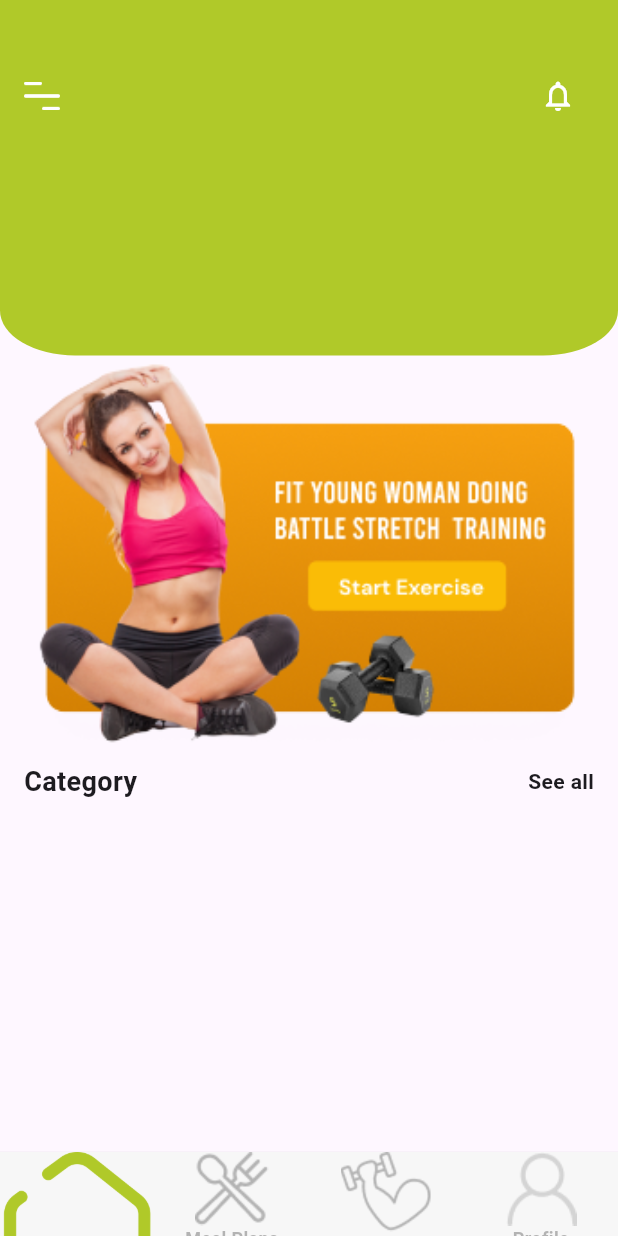
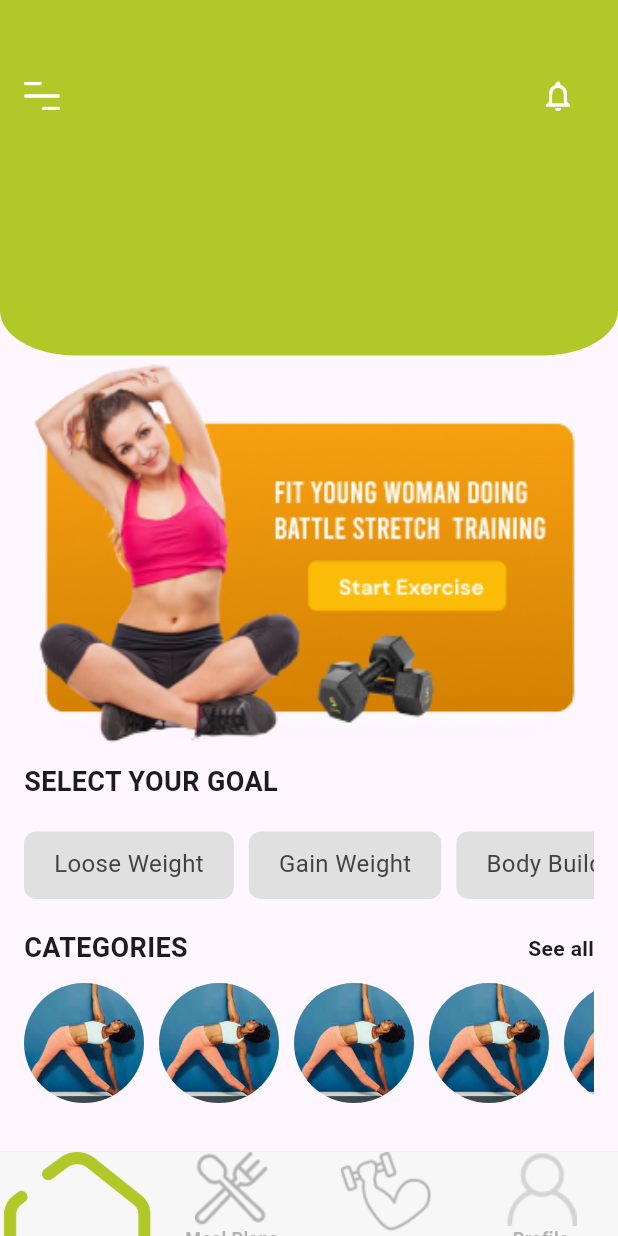
Before and after one commit to ahmedmagdy99101/fitness_app, a Flutter app: the screen it shows after launch, on a phone screen of 412 x 824 dp. Run offline on Flutter 3.47's test engine with Material 3 defaults, Android fonts, the phone set to English and light mode, and no system bars; drawn by our look-alikes of custom_navigation_bar; our stand-ins replace flutter_bloc.

Commit message:
add app layout to start the project

```diff
--- /dev/null
+++ b/lib/screens/home_screen/home_cubit/home_cubit.dart
@@ -0,0 +1,24 @@
+import 'package:flutter_bloc/flutter_bloc.dart';
+
+part 'home_state.dart';
+
+class HomeCubit extends Cubit<HomeState> {
+  HomeCubit() : super(HomeInitial());
+
+  static HomeCubit get(context) => BlocProvider.of(context);
+
+  List<String> goalsLabels = [
+    'Loose Weight',
+    'Gain Weight',
+    'Body Building',
+    'Healthy',
+  ];
+
+  int? selectedGoal;
+
+  void selectGoal(int index) {
+    emit(HomeInitial());
+    selectedGoal = index;
+    emit(ChangeGoalState());
+  }
+}
--- /dev/null
+++ b/lib/screens/home_screen/home_cubit/home_state.dart
@@ -0,0 +1,7 @@
+part of 'home_cubit.dart';
+
+abstract class HomeState {}
+
+class HomeInitial extends HomeState {}
+
+class ChangeGoalState extends HomeState {}
--- a/lib/screens/home_screen/home_screen.dart
+++ b/lib/screens/home_screen/home_screen.dart
@@ -1,6 +1,7 @@
+import 'package:fitness_app/screens/home_screen/home_cubit/home_cubit.dart';
 import 'package:fitness_app/shared/app_colors.dart';
 import 'package:flutter/material.dart';
-import 'package:flutter/rendering.dart';
+import 'package:flutter_bloc/flutter_bloc.dart';
 
 class HomeScreen extends StatefulWidget {
   const HomeScreen({super.key});
@@ -12,7 +13,9 @@ class HomeScreen extends StatefulWidget {
 class _HomeScreenState extends State<HomeScreen> {
   @override
   Widget build(BuildContext context) {
-    return Column(
+    return BlocProvider(
+      create: (context) => HomeCubit(),
+      child: Column(
         children: [
           Container(
             height: 237,
@@ -40,7 +43,13 @@ class _HomeScreenState extends State<HomeScreen> {
                       height: 24,
                       color: Colors.white,
                     ),
-                  IconButton(onPressed: (){}, icon: Icon(Icons.notifications_none, color: Colors.white,)),
+                    IconButton(
+                      onPressed: () {},
+                      icon: const Icon(
+                        Icons.notifications_none,
+                        color: Colors.white,
+                      ),
+                    ),
                   ],
                 ),
               ],
@@ -49,6 +58,7 @@ class _HomeScreenState extends State<HomeScreen> {
           SingleChildScrollView(
             padding: const EdgeInsets.symmetric(horizontal: 16),
             child: Column(
+              crossAxisAlignment: CrossAxisAlignment.start,
               children: [
                 Image.asset(
                   "assets/images/home_main_banner.png",
@@ -56,19 +66,97 @@ class _HomeScreenState extends State<HomeScreen> {
                   // height: 200,
                   fit: BoxFit.fill,
                 ),
-              const SizedBox(height: 10,),
+                const SizedBox(
+                  height: 10,
+                ),
+                const Text("SELECT YOUR GOAL",
+                    style:
+                        TextStyle(fontSize: 18, fontWeight: FontWeight.bold)),
+                BlocBuilder<HomeCubit, HomeState>(
+                  builder: (context, state) {
+                    final cubit = HomeCubit.get(context);
+                    return SizedBox(
+                      height: 85,
+                      child: ListView.separated(
+                        padding: const EdgeInsets.symmetric(vertical: 20),
+                        scrollDirection: Axis.horizontal,
+                        itemBuilder: (context, index) {
+                          return InkWell(
+                            onTap: () {
+                              cubit.selectGoal(index);
+                            },
+                            child: AnimatedContainer(
+                              duration: const Duration(milliseconds: 200),
+                              padding: const EdgeInsets.symmetric(
+                                vertical: 10,
+                                horizontal: 20,
+                              ),
+                              decoration: BoxDecoration(
+                                borderRadius: BorderRadius.circular(8),
+                                color: cubit.selectedGoal == index
+                                    ? Colors.black
+                                    : Colors.grey[300]!,
+                              ),
+                              child: Text(
+                                cubit.goalsLabels[index],
+                                style: TextStyle(
+                                  fontSize: 16,
+                                  color: cubit.selectedGoal == index
+                                      ? Colors.white
+                                      : Colors.grey[800]!,
+                                ),
+                              ),
+                            ),
+                          );
+                        },
+                        separatorBuilder: (context, index) {
+                          return const SizedBox(
+                            width: 10,
+                          );
+                        },
+                        itemCount: 4,
+                      ),
+                    );
+                  },
+                ),
                 const Row(
                   mainAxisAlignment: MainAxisAlignment.spaceBetween,
                   children: [
-                  Text("Category", style: TextStyle(fontSize: 18, fontWeight: FontWeight.bold)),
-                  Text("See all", style: TextStyle(fontSize: 14, fontWeight: FontWeight.bold)),
+                    Text("CATEGORIES",
+                        style: TextStyle(
+                            fontSize: 18, fontWeight: FontWeight.bold)),
+                    Text("See all",
+                        style: TextStyle(
+                            fontSize: 14, fontWeight: FontWeight.bold)),
                   ],
+                ),
+                const SizedBox(
+                  height: 10,
+                ),
+                SizedBox(
+                  height: 80,
+                  child: ListView.separated(
+                    scrollDirection: Axis.horizontal,
+                    itemBuilder: (context, index) {
+                      return ClipOval(
+                        child: Image.asset(
+                          width: 80,
+                          fit: BoxFit.cover,
+                          'assets/images/category1.png',
+                        ),
+                      );
+                    },
+                    separatorBuilder: (context, index) {
+                      return SizedBox(width: 10);
+                    },
+                    itemCount: 5,
+                  ),
                 ),
               ],
             ),
           ),
-
         ],
+      ),
     );
   }
 }
```
Also changed, not shown: lib/screens/app_layout/cubit/app_cubit.dart (+13 -12 lines), assets/images/category1.png (added). Lines whose indentation alone changed are shown as unchanged.
